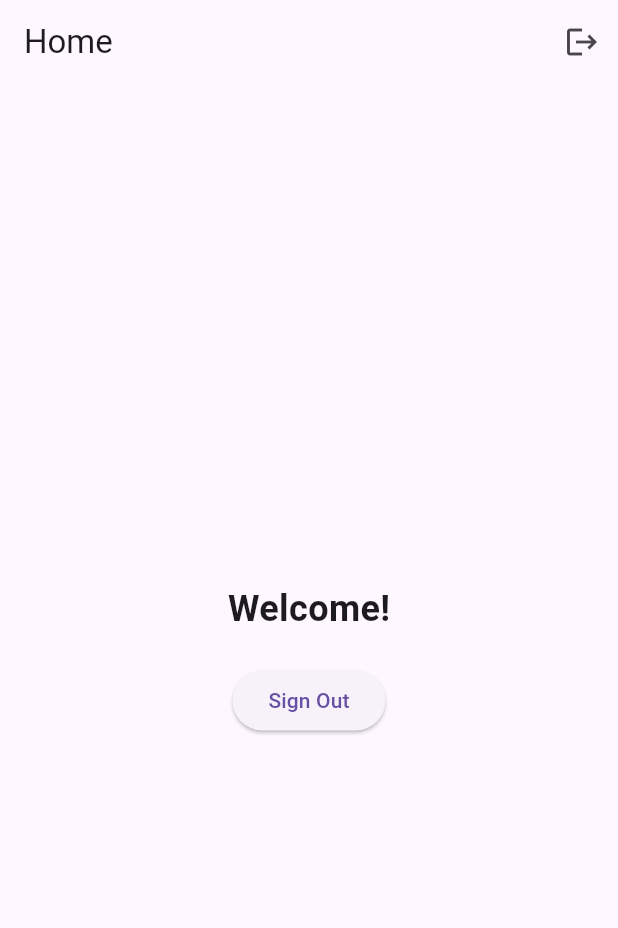
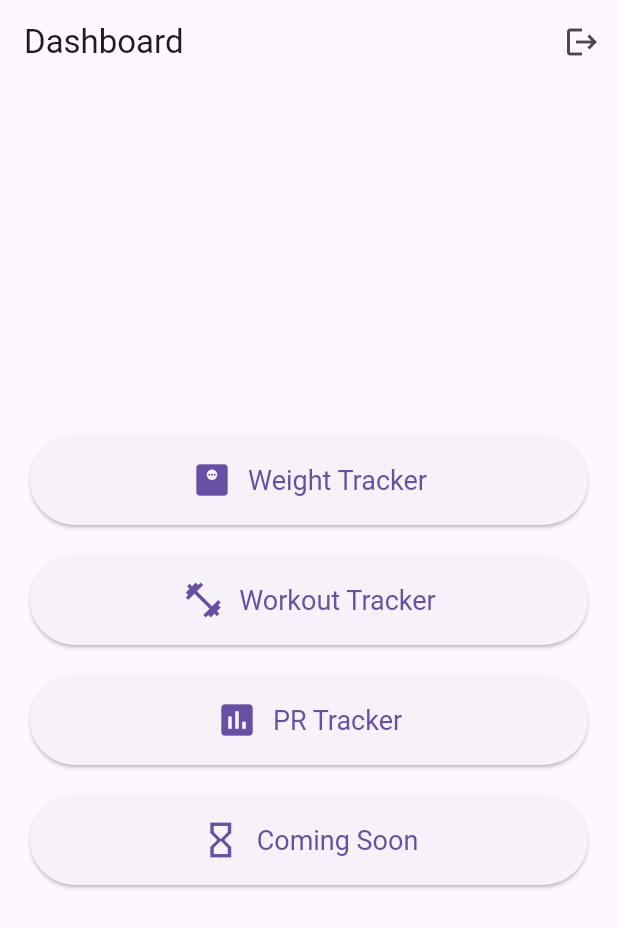
Before and after one commit to gonzaleza61/wmftracker, a Flutter app: the screen it shows once a user with an empty profile is signed in, on a phone screen of 412 x 824 dp. Shown: the top 928 px of the screen. Run offline on Flutter 3.47's test engine with Material 3 defaults, Android fonts, the light colour scheme and no system bars; our stand-ins replace email_validator, firebase_auth, firebase_core, google_fonts, shared_preferences; accounts and stored records are empty.

Commit message:
dashboard screens

```diff
--- /dev/null
+++ b/weight_tracker/lib/screens/coming_soon_screen.dart
@@ -0,0 +1,24 @@
+import 'package:flutter/material.dart';
+import 'package:firebase_auth/firebase_auth.dart';
+
+class ComingSoonScreen extends StatelessWidget {
+  @override
+  Widget build(BuildContext context) {
+    return Scaffold(
+      appBar: AppBar(
+        title: Text('Coming Soon'),
+        actions: [
+          IconButton(
+            icon: Icon(Icons.logout),
+            onPressed: () async {
+              await FirebaseAuth.instance.signOut();
+            },
+          ),
+        ],
+      ),
+      body: Center(
+          child: Text('This feature is coming soon!',
+              style: TextStyle(fontSize: 22))),
+    );
+  }
+}
--- a/weight_tracker/lib/screens/home_screen.dart
+++ b/weight_tracker/lib/screens/home_screen.dart
@@ -1,12 +1,23 @@
 import 'package:flutter/material.dart';
 import 'package:firebase_auth/firebase_auth.dart';
+import 'weight_tracker_screen.dart';
+import 'workout_tracker_screen.dart';
+import 'pr_tracker_screen.dart';
+import 'coming_soon_screen.dart';
 
 class HomeScreen extends StatelessWidget {
+  void _navigateTo(BuildContext context, Widget screen) {
+    Navigator.push(
+      context,
+      MaterialPageRoute(builder: (context) => screen),
+    );
+  }
+
   @override
   Widget build(BuildContext context) {
     return Scaffold(
       appBar: AppBar(
-        title: Text('Home'),
+        title: Text('Dashboard'),
         actions: [
           IconButton(
             icon: Icon(Icons.logout),
@@ -16,20 +27,30 @@ class HomeScreen extends StatelessWidget {
           ),
         ],
       ),
-      body: Center(
+      body: Padding(
+        padding: const EdgeInsets.all(20.0),
         child: Column(
           mainAxisAlignment: MainAxisAlignment.center,
           children: [
-            Text(
-              'Welcome!',
-              style: TextStyle(fontSize: 24, fontWeight: FontWeight.bold),
+            DashboardButton(
+              title: 'Weight Tracker',
+              icon: Icons.monitor_weight,
+              onTap: () => _navigateTo(context, WeightTrackerScreen()),
             ),
-            SizedBox(height: 20),
-            ElevatedButton(
-              onPressed: () async {
-                await FirebaseAuth.instance.signOut();
-              },
-              child: Text('Sign Out'),
+            DashboardButton(
+              title: 'Workout Tracker',
+              icon: Icons.fitness_center,
+              onTap: () => _navigateTo(context, WorkoutTrackerScreen()),
+            ),
+            DashboardButton(
+              title: 'PR Tracker',
+              icon: Icons.assessment,
+              onTap: () => _navigateTo(context, PRTrackerScreen()),
+            ),
+            DashboardButton(
+              title: 'Coming Soon',
+              icon: Icons.hourglass_empty,
+              onTap: () => _navigateTo(context, ComingSoonScreen()),
             ),
           ],
         ),
@@ -37,3 +58,37 @@ class HomeScreen extends StatelessWidget {
     );
   }
 }
+
+class DashboardButton extends StatelessWidget {
+  final String title;
+  final IconData icon;
+  final VoidCallback onTap;
+
+  const DashboardButton({
+    required this.title,
+    required this.icon,
+    required this.onTap,
+  });
+
+  @override
+  Widget build(BuildContext context) {
+    return Padding(
+      padding: const EdgeInsets.symmetric(vertical: 10.0),
+      child: ElevatedButton(
+        style: ElevatedButton.styleFrom(
+          minimumSize: Size(double.infinity, 60),
+          textStyle: TextStyle(fontSize: 18),
+        ),
+        onPressed: onTap,
+        child: Row(
+          mainAxisAlignment: MainAxisAlignment.center,
+          children: [
+            Icon(icon, size: 28),
+            SizedBox(width: 10),
+            Text(title),
+          ],
+        ),
+      ),
+    );
+  }
+}
```
Also changed, not shown: weight_tracker/lib/screens/auth_screen.dart (deleted, +0 -190 lines), weight_tracker/lib/screens/dashboard_screen.dart (deleted, +0 -102 lines), weight_tracker/lib/screens/pr_tracker_screen.dart (added, +23 -0 lines), weight_tracker/lib/screens/weight_tracker_screen.dart (added, +23 -0 lines), weight_tracker/lib/screens/workout_tracker_screen.dart (added, +24 -0 lines), 1 other file.
